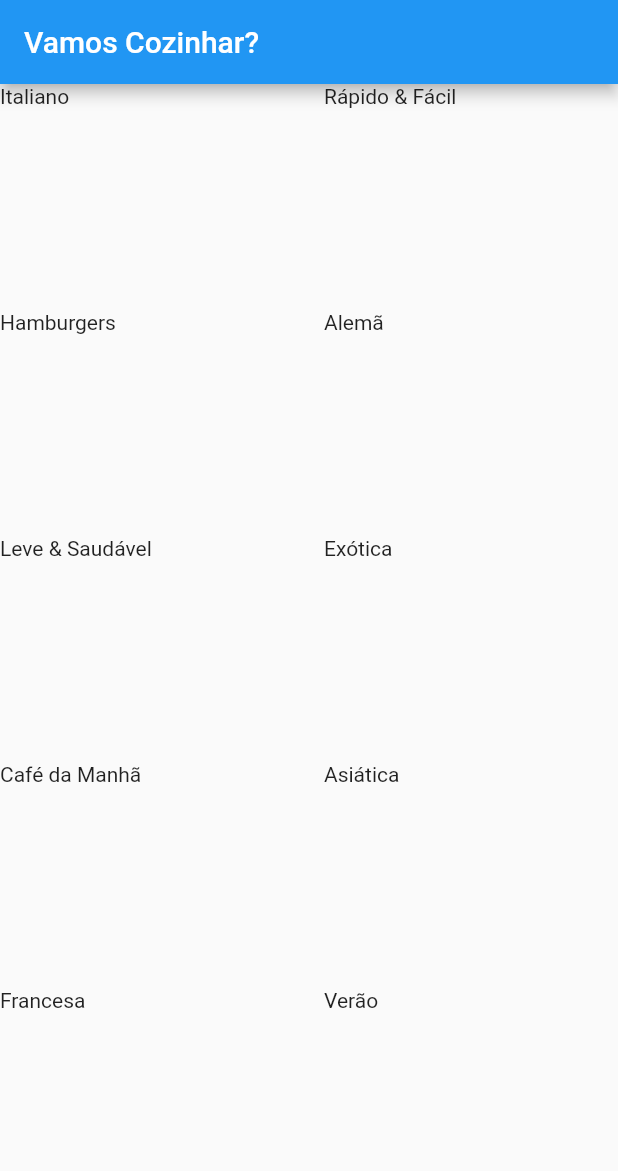
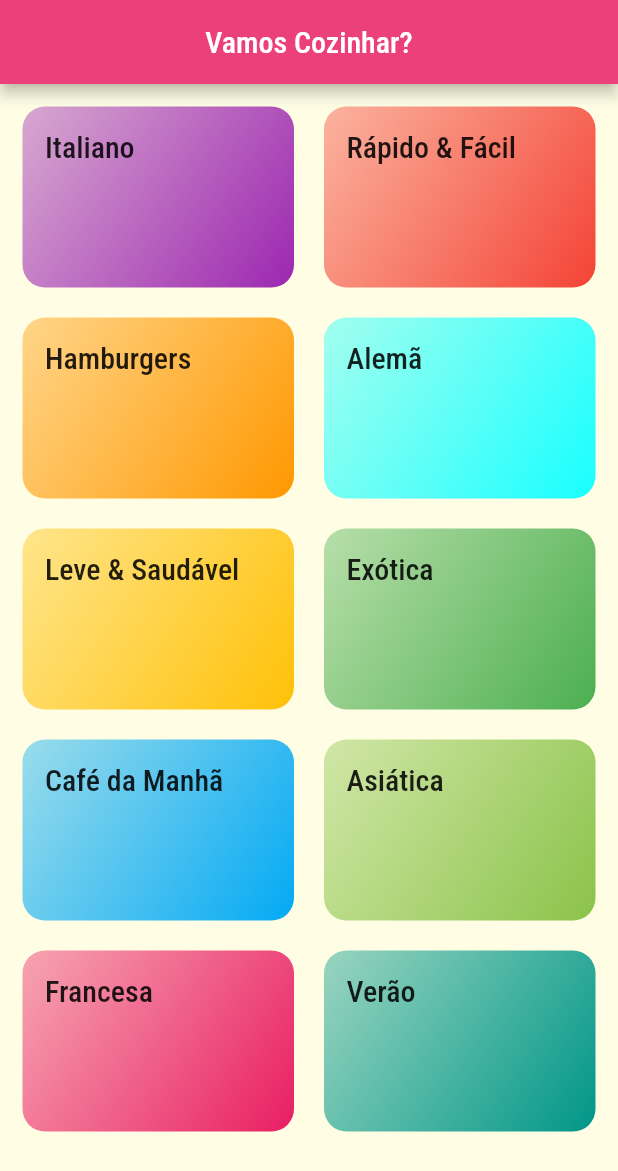
Before and after one commit to milenycgalvao/App-Culinaria, a Flutter app: the screen it shows after launch, on a phone screen of 412 x 824 dp. Shown: the top 1171 px of the screen. Run offline on Flutter 3.47's test engine with Material 2 defaults, Android fonts, the light colour scheme and no system bars.

Commit message:
alteracoes no estilo, fontes e decoracao

```diff
--- a/lib/components/category_item.dart
+++ b/lib/components/category_item.dart
@@ -10,7 +10,19 @@
   @override
   Widget build(BuildContext context) {
     return Container(
-      child: Text(category.title),
+      padding: const EdgeInsets.all(15),
+      child: Text(
+        category.title,
+        style: Theme.of(context).textTheme.headline6,
+      ),
+      decoration: BoxDecoration(
+        borderRadius: BorderRadius.circular(15),
+        gradient: LinearGradient(
+          colors: [category.color.withOpacity(0.4), category.color],
+          begin: Alignment.topLeft,
+          end: Alignment.bottomRight,
+        ),
+      ),
     );
   }
 }
--- a/lib/main.dart
+++ b/lib/main.dart
@@ -1,5 +1,6 @@
 import 'package:culinaria/screens/categories_screen.dart';
 import 'package:flutter/material.dart';
+import 'package:flutter/painting.dart';
 
 main() {
   runApp(const MyApp());
@@ -10,12 +11,21 @@
 
   @override
   Widget build(BuildContext context) {
+    final ThemeData theme = ThemeData();
     return MaterialApp(
       debugShowCheckedModeBanner: false,
       title: 'Vamos Cozinhar?',
       theme: ThemeData(
-        primarySwatch: Colors.blue,
-      ),
+          colorScheme: theme.colorScheme.copyWith(
+            primary: Colors.pink.shade400,
+            secondary: Colors.amber,
+          ),
+          canvasColor: const Color.fromRGBO(255, 254, 229, 1),
+          fontFamily: 'Raleway',
+          textTheme: const TextTheme(
+              headline6: TextStyle(
+            fontFamily: 'RobotoCondensed',
+          ))),
       home: const CategoriesScreen(),
     );
   }
--- a/lib/screens/categories_screen.dart
+++ b/lib/screens/categories_screen.dart
@@ -10,8 +10,10 @@
     return Scaffold(
       appBar: AppBar(
         title: const Text('Vamos Cozinhar?'),
+        centerTitle: true,
       ),
       body: GridView(
+        padding: const EdgeInsets.all(15),
         //parecido c listview
         gridDelegate: const SliverGridDelegateWithMaxCrossAxisExtent(
           maxCrossAxisExtent: 200, //de cada componente
```
Also changed, not shown: pubspec.yaml (+17 -6 lines), assets/fonts/Raleway-Black.ttf (added), assets/fonts/Raleway-Bold.ttf (added), assets/fonts/Raleway-Regular.ttf (added), assets/fonts/RobotoCondensed-Bold.ttf (added), assets/fonts/RobotoCondensed-Italic.ttf (added), assets/fonts/RobotoCondensed-Light.ttf (added), assets/fonts/RobotoCondensed-Regular.ttf (added).
